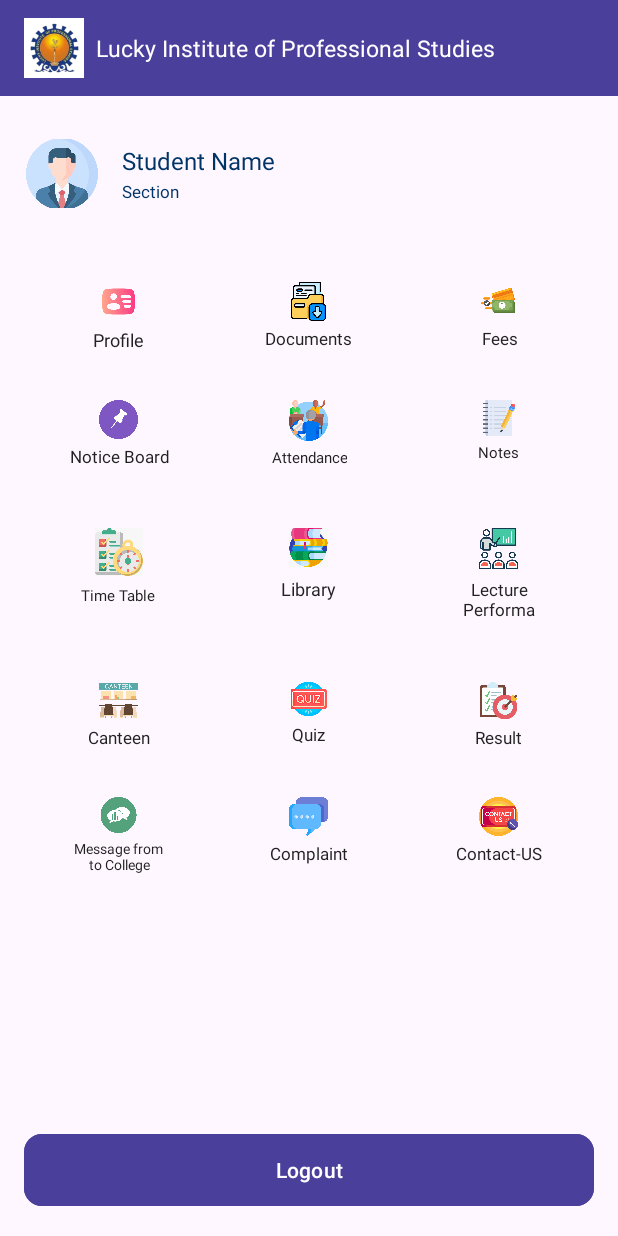
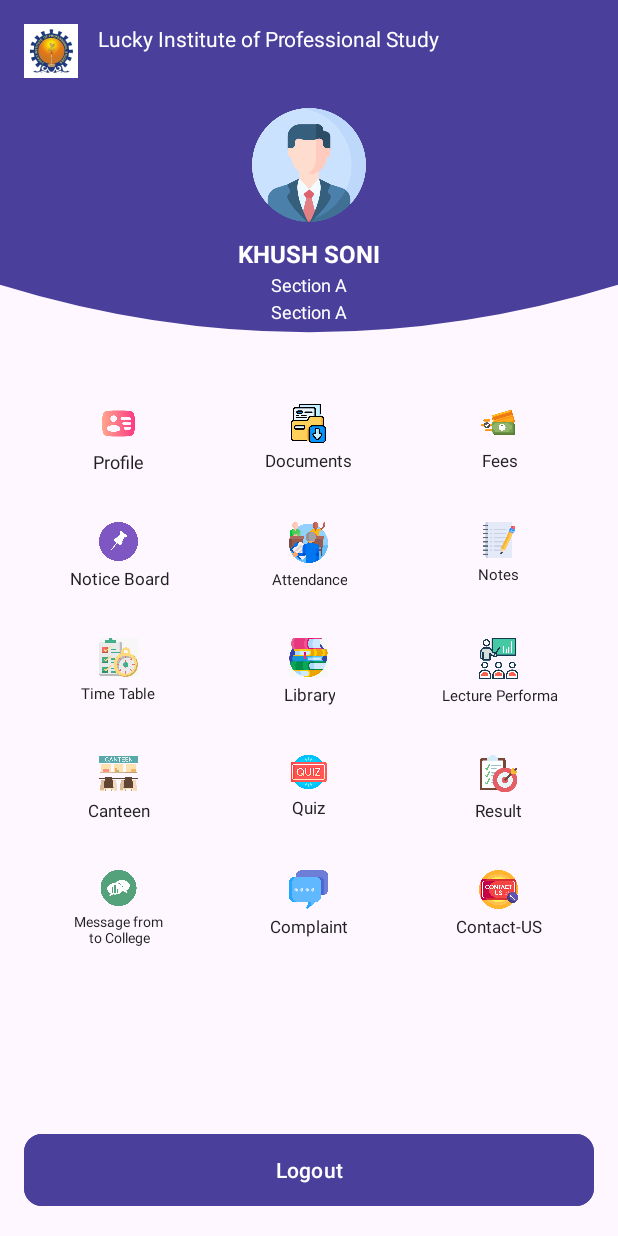
Before and after one commit to priya99299/Lucky-clone, an Android app: the layout activity_dashboard.xml on its own in the app's theme, with its tools: preview values and no code run, on a phone screen of 412 x 824 dp. Run offline under Robolectric (Android 15) with nearby library versions, the phone set to English and light mode, and no system bars.

Commit message:
Updated ui

```diff
--- a/app/src/main/java/firstapp/example/lipsclone/Attendence/Monthly_Attendence.java
+++ b/app/src/main/java/firstapp/example/lipsclone/Attendence/Monthly_Attendence.java
@@ -84,7 +84,7 @@ public class Monthly_Attendence extends AppCompatActivity {
         AttendanceRequest request = new AttendanceRequest(s_id, sessionId, college, fId);
 
 
-//        request.setSem("");    // ✅ important: sem is empty string
+//        request.setSem("");
 
         String requestJson = gson.toJson(request);
         Log.d(TAG, "--> REQUEST PAYLOAD:\n" + requestJson);
--- /dev/null
+++ b/app/src/main/res/drawable/wave_background.xml
@@ -0,0 +1,9 @@
+<vector xmlns:android="http://schemas.android.com/apk/res/android"
+    android:width="360dp"
+    android:height="150dp"
+    android:viewportWidth="360"
+    android:viewportHeight="150">
+    <path
+        android:fillColor="#4B3F9C"
+        android:pathData="M0,0 L0,120 Q180,160 360,120 L360,0 Z" />
+</vector>
--- a/app/src/main/res/layout/activity_dashboard.xml
+++ b/app/src/main/res/layout/activity_dashboard.xml
@@ -7,130 +7,108 @@
     android:layout_height="match_parent"
     tools:context=".dashboard">
 
-    <com.google.android.material.appbar.MaterialToolbar
-        android:id="@+id/toolbar"
+    <!-- Fixed Header with Wave Background -->
+    <RelativeLayout
+        android:id="@+id/header_second_row"
         android:layout_width="match_parent"
-        android:layout_height="?attr/actionBarSize"
-        android:background="@color/Purple"
-        android:elevation="4dp">
+        android:layout_height="237dp"
+        android:background="@drawable/wave_background"
+        app:layout_constraintTop_toTopOf="parent"
+        app:layout_constraintStart_toStartOf="parent"
+        app:layout_constraintEnd_toEndOf="parent">
 
-        <LinearLayout
-            android:layout_width="wrap_content"
-            android:layout_height="match_parent"
-            android:orientation="horizontal"
-            android:gravity="center_vertical">
-
+        <!-- Logo Top-Left -->
         <ImageView
             android:id="@+id/college_logo"
-                android:layout_width="40dp"
-                android:layout_height="40dp"
-                android:contentDescription="@string/college_logo_desc"
+            android:layout_width="36dp"
+            android:layout_height="36dp"
+            android:layout_alignParentStart="true"
+            android:layout_marginStart="16dp"
+            android:layout_marginTop="16dp"
             android:src="@drawable/lips"
-                android:scaleType="centerInside"
-                android:layout_marginEnd="8dp" />
+            android:contentDescription="Logo" />
 
+        <!-- College Name - To the right of Logo -->
         <TextView
             android:id="@+id/college_name"
             android:layout_width="wrap_content"
             android:layout_height="wrap_content"
-                android:text="Lucky Institute of Professional Studies "
-                android:textSize="15sp"
-                android:textColor="@color/white"
+            android:layout_toEndOf="@id/college_logo"
+            android:layout_alignTop="@id/college_logo"
+            android:layout_marginStart="13dp"
+            android:text="Lucky Institute of Professional Study"
+            android:textColor="@android:color/white"
+            android:textSize="14sp"
             android:textStyle="normal" />
-        </LinearLayout>
 
-    </com.google.android.material.appbar.MaterialToolbar>
+        <!-- Student Profile Image (Circular with white border) -->
+        <ImageView
 
-    <LinearLayout
-        android:id="@+id/header_second_row"
-        android:layout_width="match_parent"
-        android:layout_height="wrap_content"
-        android:orientation="horizontal"
-        android:gravity="center_vertical"
-        android:background="@android:color/transparent"
-        android:padding="17dp"
-        android:layout_marginTop="11dp"
-        app:layout_constraintTop_toBottomOf="@id/toolbar">
+            android:id="@+id/studentImage"
+            android:layout_width="80dp"
+            android:layout_height="80dp"
+            android:layout_centerHorizontal="true"
+            android:layout_marginTop="70dp"
+            android:src="@drawable/profile1"
+            android:scaleType="centerCrop"
+            app:shapeAppearanceOverlay="@style/CircleImage"
+            android:padding="2dp" />
 
-        <!-- Profile Image FIRST -->
-        <ImageView
-            android:id="@+id/studentImage"
-            android:layout_width="48dp"
-            android:layout_height="46dp"
-            android:contentDescription="@string/profile_image_desc"
-            android:clickable="true"
-            android:focusable="true"
-            android:scaleType="centerCrop"
-            android:src="@drawable/profile1"
-            app:shapeAppearanceOverlay="@style/CircleImage"
-            android:transitionName="profile_transition" />
-
-        <!-- THIS SPACE creates spacing between Image and Student Info -->
-        <Space
-            android:layout_width="16dp"
-            android:layout_height="wrap_content" />
-
-        <!-- Student Info NEXT -->
-        <LinearLayout
-            android:id="@+id/studentName1"
-            android:layout_width="0dp"
-            android:layout_height="wrap_content"
-            android:layout_weight="1"
-            android:orientation="vertical">
-
+        <!-- Student Name -->
         <TextView
             android:id="@+id/studentName"
             android:layout_width="wrap_content"
             android:layout_height="wrap_content"
-                android:text="Student Name"
-                android:textSize="16sp"
-                android:textStyle="normal"
-                android:textColor="@color/blue" />
+            android:layout_below="@id/studentImage"
+            android:layout_centerHorizontal="true"
+            android:layout_marginTop="8dp"
+            android:text="KHUSH SONI"
+            android:textColor="@android:color/white"
+            android:textStyle="bold"
+            android:textSize="16sp" />
 
+        <!-- Section Name -->
         <TextView
             android:id="@+id/Section"
             android:layout_width="wrap_content"
             android:layout_height="wrap_content"
-                android:layout_marginTop="2dp"
-                android:text="Section"
-                android:textSize="11sp"
-                android:textColor="@color/blue" />
-        </LinearLayout>
-    </LinearLayout>
+            android:layout_below="@id/studentName"
+            android:layout_centerHorizontal="true"
+            android:layout_marginTop="1dp"
+            android:text="Section A"
+            android:textSize="12sp"
+            android:textColor="@color/white" />
+        <!-- Section Name -->
+        <TextView
+            android:id="@+id/yearname"
+            android:layout_width="wrap_content"
+            android:layout_height="wrap_content"
+            android:layout_below="@id/Section"
+            android:layout_centerHorizontal="true"
+            android:layout_marginTop="1dp"
+            android:text="Section A"
+            android:textSize="12sp"
+            android:textColor="@color/white" />
+    </RelativeLayout>
 
-    <!-- Logout Button (Fixed at Bottom) -->
-    <com.google.android.material.button.MaterialButton
-        android:id="@+id/btm"
-        android:layout_width="match_parent"
-        android:layout_height="56dp"
-        android:layout_marginStart="16dp"
-        android:layout_marginEnd="16dp"
-        android:layout_marginTop="12dp"
-        android:layout_marginBottom="16dp"
-        android:text="@string/logout"
-        android:textColor="@color/white"
-        android:backgroundTint="@color/Purple"
-        app:cornerRadius="12dp"
-        app:layout_constraintBottom_toBottomOf="parent"
-        app:layout_constraintStart_toStartOf="parent"
-        app:layout_constraintEnd_toEndOf="parent"/>
-
-    <!-- Scrollable Dashboard Content -->
-    <androidx.core.widget.NestedScrollView
+    <!-- Scrollable Dashboard Section -->
+    <ScrollView
         android:id="@+id/nestedScrollView"
         android:layout_width="match_parent"
         android:layout_height="0dp"
         android:fillViewport="true"
+        app:layout_constraintTop_toBottomOf="@id/header_second_row"
         app:layout_constraintBottom_toTopOf="@id/btm"
-        app:layout_constraintTop_toBottomOf="@id/header_second_row">
+        app:layout_constraintStart_toStartOf="parent"
+        app:layout_constraintEnd_toEndOf="parent">
 
         <GridLayout
+            android:id="@+id/featureGrid"
             android:layout_width="match_parent"
             android:layout_height="wrap_content"
+            android:padding="16dp"
             android:columnCount="3"
-            android:paddingHorizontal="16dp"
-            android:paddingVertical="16dp"
-            android:rowCount="6">
+            android:rowCount="5">
 
             <!-- Profile -->
             <LinearLayout
@@ -318,27 +296,27 @@
                 android:layout_width="0dp"
                 android:layout_height="wrap_content"
                 android:layout_columnWeight="1"
-                android:layout_margin="12dp"
+                android:layout_margin="8dp"
                 android:clickable="true"
                 android:focusable="true"
                 android:background="?android:attr/selectableItemBackground"
                 android:transitionName="e_learning_card_transition"
                 android:gravity="center"
                 android:orientation="vertical"
-                android:padding="12dp">
+                android:padding="8dp">
 
                 <ImageView
-                    android:layout_width="32dp"
-                    android:layout_height="32dp"
+                    android:layout_width="26dp"
+                    android:layout_height="26dp"
                     android:src="@drawable/time_table" />
 
                 <TextView
                     android:layout_width="wrap_content"
                     android:layout_height="wrap_content"
-                    android:layout_marginTop="6dp"
+                    android:layout_marginTop="4dp"
                     android:gravity="center"
                     android:text="Time Table"
-                    android:textSize="10dp"
+                    android:textSize="10sp"
                     android:textColor="@color/dark_grey" />
             </LinearLayout>
 
@@ -348,14 +326,14 @@
                 android:layout_width="0dp"
                 android:layout_height="wrap_content"
                 android:layout_columnWeight="1"
-                android:layout_margin="12dp"
+                android:layout_margin="8dp"
                 android:clickable="true"
                 android:focusable="true"
                 android:background="?android:attr/selectableItemBackground"
                 android:transitionName="results_card_transition"
                 android:gravity="center"
                 android:orientation="vertical"
-                android:padding="12dp">
+                android:padding="8dp">
 
                 <ImageView
                     android:layout_width="26dp"
@@ -365,10 +343,10 @@
                 <TextView
                     android:layout_width="wrap_content"
                     android:layout_height="wrap_content"
-                    android:layout_marginTop="6dp"
+                    android:layout_marginTop="4dp"
                     android:gravity="center"
                     android:text="@string/library"
-                    android:textSize="12dp"
+                    android:textSize="11sp"
                     android:textColor="@color/dark_grey" />
             </LinearLayout>
 
@@ -378,14 +356,14 @@
                 android:layout_width="0dp"
                 android:layout_height="wrap_content"
                 android:layout_columnWeight="1"
-                android:layout_margin="12dp"
+                android:layout_margin="8dp"
                 android:clickable="true"
                 android:focusable="true"
                 android:background="?android:attr/selectableItemBackground"
                 android:transitionName="library_card_transition"
                 android:gravity="center"
                 android:orientation="vertical"
-                android:padding="12dp">
+                android:padding="8dp">
 
                 <ImageView
                     android:layout_width="27dp"
@@ -395,9 +373,9 @@
                 <TextView
                     android:layout_width="wrap_content"
                     android:layout_height="wrap_content"
-                    android:layout_marginTop="6dp"
+                    android:layout_marginTop="4dp"
                     android:gravity="center"
-                    android:textSize="11dp"
+                    android:textSize="10sp"
                     android:text="@string/lecture_performa"
                     android:textColor="@color/dark_grey" />
             </LinearLayout>
@@ -580,6 +558,22 @@
             </LinearLayout>
 
         </GridLayout>
-    </androidx.core.widget.NestedScrollView>
+    </ScrollView>
+
+    <!-- Logout Button (Fixed at Bottom) -->
+    <com.google.android.material.button.MaterialButton
+        android:id="@+id/btm"
+        android:layout_width="match_parent"
+        android:layout_height="56dp"
+        android:layout_marginStart="16dp"
+        android:layout_marginEnd="16dp"
+        android:layout_marginBottom="16dp"
+        android:text="@string/logout"
+        android:textColor="@android:color/white"
+        android:backgroundTint="@color/Purple"
+        app:cornerRadius="12dp"
+        app:layout_constraintBottom_toBottomOf="parent"
+        app:layout_constraintStart_toStartOf="parent"
+        app:layout_constraintEnd_toEndOf="parent" />
 
 </androidx.constraintlayout.widget.ConstraintLayout>
```
Also changed, not shown: app/src/main/java/firstapp/example/lipsclone/dashboard.java (+6 -3 lines), app/src/main/res/drawable/bg_header_with_wave.xml (added, +7 -0 lines), app/src/main/res/drawable/wave_shape.xml (added, +10 -0 lines), app/src/main/res/layout/activity_login_otpactivity.xml (+51 -42 lines), app/src/main/res/layout/activity_main.xml (+52 -41 lines), app/src/main/res/layout/activity_msg_from_clg.xml (+39 -54 lines), app/src/main/res/drawable/chat.png (added), app/src/main/res/drawable/genralmsg.png (added). Lines whose indentation alone changed are shown as unchanged.
